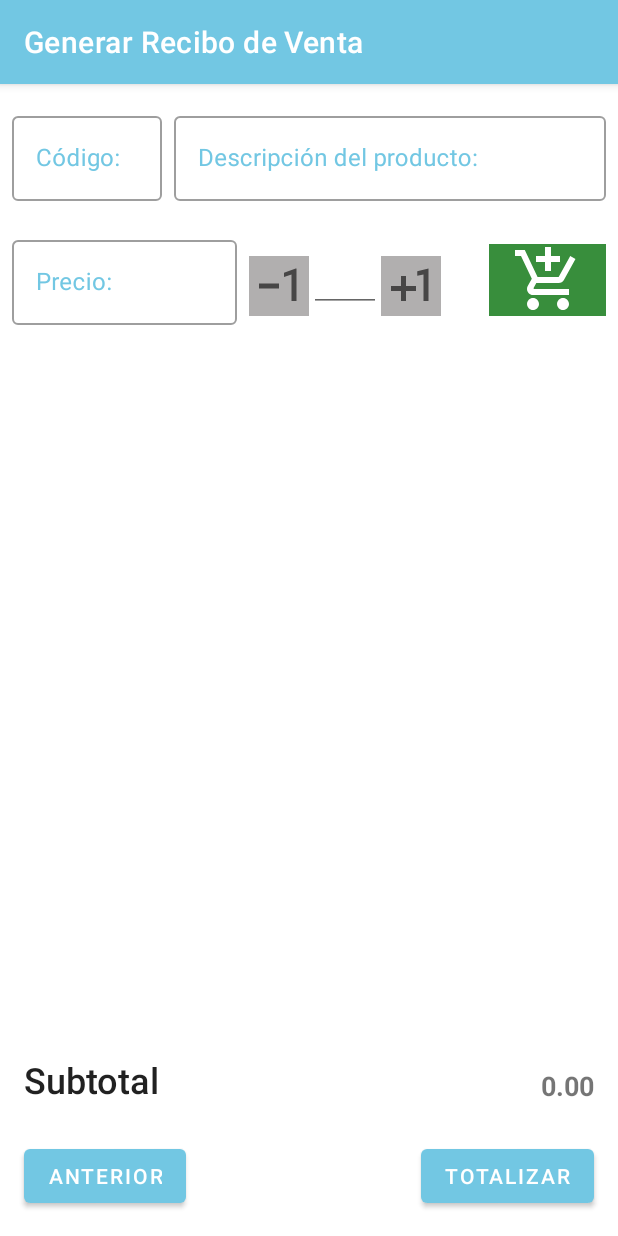
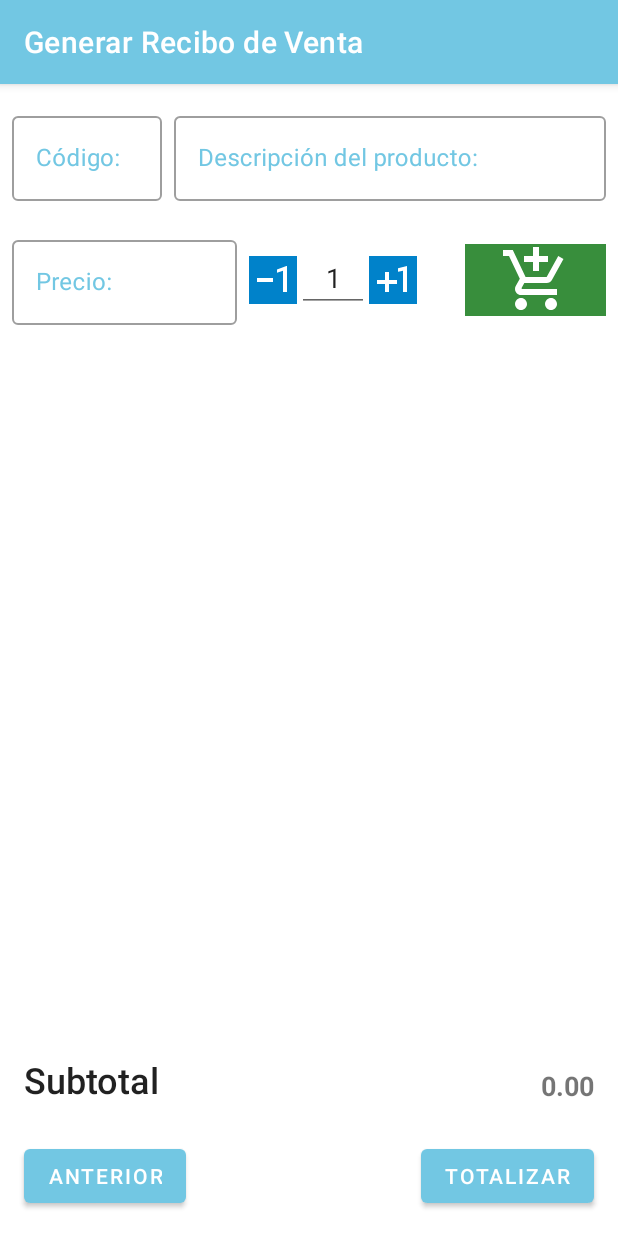
Before and after one commit to HectorSalo/AppPruebaEntrevista, an Android app: the ProductoFragment screen opened through its navigation route, on a phone screen of 412 x 824 dp. Run offline under Robolectric (Android 15) with nearby library versions, the phone set to English and light mode, and no system bars.

Commit message:
Persistencia de Datos

```diff
--- a/app/src/main/java/com/thefactoryhka/apppruebaentrevista/ui/nuevoRecibo/ClienteFragment.kt
+++ b/app/src/main/java/com/thefactoryhka/apppruebaentrevista/ui/nuevoRecibo/ClienteFragment.kt
@@ -15,6 +15,8 @@ import kotlinx.android.synthetic.main.fragment_cliente.*
  */
 class ClienteFragment : Fragment() {
 
+    var cliente = ConstructorRecibo()
+
     override fun onCreateView(
         inflater: LayoutInflater, container: ViewGroup?,
         savedInstanceState: Bundle?
@@ -26,8 +28,19 @@ class ClienteFragment : Fragment() {
     override fun onViewCreated(view: View, savedInstanceState: Bundle?) {
         super.onViewCreated(view, savedInstanceState)
 
+        println(cliente.nombre)
+        if (!cliente.nombre.isNullOrEmpty()) {
+            et_nombre.setText(cliente.nombre)
+        }
+        //if (cliente.apellido.isNullOrEmpty()) et_nombre.setText(cliente.apellido)
+        //if (cliente.cedula > 0) et_nombre.setText(cliente.cedula)
+
         view.findViewById<Button>(R.id.button_first).setOnClickListener {
             if (validarDatos()) {
+                cliente.nombre = et_nombre.text.toString()
+                println(cliente.nombre)
+                cliente.apellido = et_apellido.text.toString()
+                cliente.cedula = et_cedula.text.toString().toInt()
                 findNavController().navigate(R.id.action_FirstFragment_to_SecondFragment)
             }
         }
@@ -50,6 +63,11 @@ class ClienteFragment : Fragment() {
             outlined_cedula.error = "Debe ingresar la cédula"
             return false
         }
+        var cedula = et_cedula.text.toString().toInt()
+        if(cedula < 1) {
+            outlined_cedula.error = "La cédula no puede ser cero"
+            return false
+        }
         return true
     }
 }
--- /dev/null
+++ b/app/src/main/java/com/thefactoryhka/apppruebaentrevista/ui/nuevoRecibo/ConstructorRecibo.kt
@@ -0,0 +1,17 @@
+package com.thefactoryhka.apppruebaentrevista.ui.nuevoRecibo
+
+class ConstructorRecibo {
+
+    var nombre: String? = null
+    var apellido: String? = null
+    var cedula: Int = 0
+
+    var emisor: String = ""
+    var rif: String = ""
+
+    var descripcion: String = ""
+    var codigo: Int = 0
+    var precio: Double = 0.0
+    var cantidad: Int = 0
+
+}
--- a/app/src/main/java/com/thefactoryhka/apppruebaentrevista/ui/nuevoRecibo/EmisorFragment.kt
+++ b/app/src/main/java/com/thefactoryhka/apppruebaentrevista/ui/nuevoRecibo/EmisorFragment.kt
@@ -57,6 +57,11 @@ class EmisorFragment : Fragment() {
             outlined_rif.error = "Debe ingresar el RIF"
             return false
         }
+        var rif = et_rif.text.toString().toInt()
+        if (rif < 1) {
+            outlined_rif.error = "El RIF no puede ser cero"
+            return false
+        }
         return true
     }
 }
--- a/app/src/main/java/com/thefactoryhka/apppruebaentrevista/ui/nuevoRecibo/ProductoFragment.kt
+++ b/app/src/main/java/com/thefactoryhka/apppruebaentrevista/ui/nuevoRecibo/ProductoFragment.kt
@@ -6,13 +6,19 @@ import android.view.LayoutInflater
 import android.view.View
 import android.view.ViewGroup
 import android.widget.Button
+import android.widget.Toast
 import androidx.navigation.fragment.findNavController
+import androidx.recyclerview.widget.DividerItemDecoration
+import androidx.recyclerview.widget.LinearLayoutManager
+import androidx.recyclerview.widget.RecyclerView
 import com.thefactoryhka.apppruebaentrevista.R
-import kotlinx.android.synthetic.main.fragment_cliente.*
 import kotlinx.android.synthetic.main.fragment_producto.*
 
 class ProductoFragment : Fragment() {
 
+    private lateinit var viewAdapterProducto: AdapterProducto
+    private lateinit var viewManager: RecyclerView.LayoutManager
+    private lateinit var listProducto: ArrayList<ConstructorRecibo>
 
     override fun onCreateView(
         inflater: LayoutInflater, container: ViewGroup?,
@@ -25,12 +31,55 @@ class ProductoFragment : Fragment() {
     override fun onViewCreated(view: View, savedInstanceState: Bundle?) {
         super.onViewCreated(view, savedInstanceState)
 
+        listProducto = ArrayList()
+        viewManager = LinearLayoutManager(context)
+        viewAdapterProducto = AdapterProducto(listProducto, context)
+        recyclerView.apply {
+            setHasFixedSize(true)
+            layoutManager = viewManager
+            adapter = viewAdapterProducto
+            addItemDecoration(DividerItemDecoration(context, LinearLayoutManager.HORIZONTAL))
+        }
+
         view.findViewById<Button>(R.id.button_anterior).setOnClickListener {
             findNavController().navigate(R.id.action_productoFragment_to_SecondFragment)
         }
-        view.findViewById<Button>(R.id.button_siguiente).setOnClickListener {
+        view.findViewById<Button>(R.id.button_totalizar).setOnClickListener {
+
+        }
+
+        imageButton_add_cantidad.setOnClickListener {
+            var cantidad: Int = et_cantidad.text.toString().toInt()
+            var cantidadNueva = cantidad + 1
+            et_cantidad!!.setText(cantidadNueva.toString())
+        }
+
+        imageButton_restar_cantidad.setOnClickListener {
+            var cantidad: Int = et_cantidad.text.toString().toInt()
+            var cantidadNueva = cantidad - 1
+            et_cantidad!!.setText(cantidadNueva.toString())
+        }
+
+        imageButton_add_producto.setOnClickListener {
             if (validarDatos()) {
-
+                var item = ConstructorRecibo()
+                item.descripcion = et_descripcion.text.toString()
+                item.codigo = et_codigo.text.toString().toInt()
+                item.cantidad = et_cantidad.text.toString().toInt()
+                item.precio = et_precio.text.toString().toDouble()
+                var add = listProducto.add(item)
+                if (add) {
+                    viewAdapterProducto.updateList(listProducto)
+                    var subtotal = 0.0
+                    for (i in 0 until listProducto.size) {
+                        subtotal += listProducto[i].precio * listProducto[i].cantidad
+                        tv_subtotal.text = subtotal.toString()
+                    }
+                    et_cantidad!!.setText("1")
+                    et_codigo.text?.clear()
+                    et_descripcion.text?.clear()
+                    et_precio.text?.clear()
+                }
             }
         }
 
@@ -53,6 +102,21 @@ class ProductoFragment : Fragment() {
             outlined_precio.error = "Debe ingresar el precio"
             return false
         }
+        if (et_cantidad.text.isNullOrEmpty() || (et_cantidad.text.toString().toInt() < 1) || (et_cantidad.text.toString().toInt() > 100)) {
+            Toast.makeText(context, "Sólo está permitido ingresar desde 1 hasta 100 productos por Recibo", Toast.LENGTH_LONG).show()
+            return false
+        }
+        if (listProducto.isNotEmpty()) {
+            var cantidadUsada = 0
+            for (i in 0 until listProducto.size) {
+                cantidadUsada += listProducto[i].cantidad
+            }
+            var cantidadRestante = 100 - cantidadUsada
+            if (et_cantidad.text.toString().toInt() > cantidadRestante) {
+                Toast.makeText(context, "Sólo está permitido ingresar desde 1 hasta 100 productos por Recibo", Toast.LENGTH_LONG).show()
+                return false
+            }
+        }
         return true
     }
 }
--- a/app/src/main/res/drawable/ic_add_cant_40.xml
+++ b/app/src/main/res/drawable/ic_add_cant_32.xml
@@ -1,5 +1,5 @@
-<vector android:height="40dp" android:tint="?attr/colorControlNormal"
+<vector android:height="32dp" android:tint="@android:color/background_light"
     android:viewportHeight="24" android:viewportWidth="24"
-    android:width="40dp" xmlns:android="http://schemas.android.com/apk/res/android">
+    android:width="32dp" xmlns:android="http://schemas.android.com/apk/res/android">
     <path android:fillColor="@android:color/white" android:pathData="M10,8L8,8v4L4,12v2h4v4h2v-4h4v-2h-4zM14.5,6.08L14.5,7.9l2.5,-0.5L17,18h2L19,5z"/>
 </vector>
--- a/app/src/main/res/drawable/ic_restar_cant_40.xml
+++ b/app/src/main/res/drawable/ic_restar_cant_32.xml
@@ -1,5 +1,5 @@
-<vector android:height="40dp" android:tint="?attr/colorControlNormal"
+<vector android:height="32dp" android:tint="@android:color/background_light"
     android:viewportHeight="24" android:viewportWidth="24"
-    android:width="40dp" xmlns:android="http://schemas.android.com/apk/res/android">
+    android:width="32dp" xmlns:android="http://schemas.android.com/apk/res/android">
     <path android:fillColor="@android:color/white" android:pathData="M4,11v2h8v-2L4,11zM19,18h-2L17,7.38L14,8.4L14,6.7L18.7,5h0.3v13z"/>
 </vector>
--- a/app/src/main/res/layout/fragment_producto.xml
+++ b/app/src/main/res/layout/fragment_producto.xml
@@ -73,42 +73,43 @@
     </com.google.android.material.textfield.TextInputLayout>
 
     <ImageButton
-        android:id="@+id/imageButton"
+        android:id="@+id/imageButton_restar_cantidad"
         android:layout_width="wrap_content"
         android:layout_height="wrap_content"
         android:layout_marginStart="8dp"
         android:layout_marginTop="16dp"
-        android:background="#B1AFAF"
+        android:background="@color/colorPrimaryDark"
         android:contentDescription="@string/texto_vacio"
-        android:src="@drawable/ic_restar_cant_40"
+        android:src="@drawable/ic_restar_cant_32"
         app:layout_constraintStart_toEndOf="@+id/outlined_precio"
         app:layout_constraintTop_toBottomOf="@+id/outlined_descripcion" />
 
     <EditText
-        android:id="@+id/editTextNumberDecimal"
+        android:id="@+id/et_cantidad"
         android:layout_width="48dp"
         android:layout_height="wrap_content"
         android:layout_marginTop="8dp"
         android:ems="10"
-        android:hint="@string/texto_vacio"
-        android:inputType="numberDecimal"
-        app:layout_constraintStart_toEndOf="@+id/imageButton"
+        android:text="1"
+        android:inputType="number"
+        app:layout_constraintStart_toEndOf="@+id/imageButton_restar_cantidad"
         app:layout_constraintTop_toBottomOf="@+id/outlined_descripcion"
-        android:maxLength="3"/>
+        android:maxLength="3"
+        android:gravity="center"/>
 
     <ImageButton
-        android:id="@+id/imageButton2"
+        android:id="@+id/imageButton_add_cantidad"
         android:layout_width="wrap_content"
         android:layout_height="wrap_content"
         android:layout_marginTop="16dp"
-        android:background="#B1AFAF"
+        android:background="@color/colorPrimaryDark"
         android:contentDescription="@string/texto_vacio"
-        android:src="@drawable/ic_add_cant_40"
-        app:layout_constraintStart_toEndOf="@+id/editTextNumberDecimal"
+        android:src="@drawable/ic_add_cant_32"
+        app:layout_constraintStart_toEndOf="@+id/et_cantidad"
         app:layout_constraintTop_toBottomOf="@+id/outlined_descripcion" />
 
     <ImageButton
-        android:id="@+id/imageButton3"
+        android:id="@+id/imageButton_add_producto"
         android:layout_width="0dp"
         android:layout_height="wrap_content"
         android:layout_marginStart="32dp"
@@ -118,7 +119,7 @@
         android:contentDescription="@string/texto_vacio"
         android:src="@drawable/ic_add_shopping_cart_48"
         app:layout_constraintEnd_toEndOf="parent"
-        app:layout_constraintStart_toEndOf="@+id/imageButton2"
+        app:layout_constraintStart_toEndOf="@+id/imageButton_add_cantidad"
         app:layout_constraintTop_toBottomOf="@+id/outlined_descripcion" />
 
     <androidx.recyclerview.widget.RecyclerView
@@ -147,7 +148,7 @@
         app:layout_constraintStart_toStartOf="parent" />
 
     <TextView
-        android:id="@+id/textView3"
+        android:id="@+id/tv_subtotal"
         android:layout_width="wrap_content"
         android:layout_height="wrap_content"
         android:layout_marginEnd="16dp"
@@ -155,7 +156,7 @@
         android:text="@string/inicio_monto_subtotal"
         android:textSize="18sp"
         android:textStyle="bold"
-        app:layout_constraintBottom_toTopOf="@+id/button_siguiente"
+        app:layout_constraintBottom_toTopOf="@+id/button_totalizar"
         app:layout_constraintEnd_toEndOf="parent" />
 
     <Button
@@ -169,7 +170,7 @@
         app:layout_constraintStart_toStartOf="parent" />
 
     <Button
-        android:id="@+id/button_siguiente"
+        android:id="@+id/button_totalizar"
         android:layout_width="wrap_content"
         android:layout_height="wrap_content"
         android:layout_marginEnd="16dp"
--- a/app/src/main/res/navigation/nav_graph.xml
+++ b/app/src/main/res/navigation/nav_graph.xml
@@ -36,5 +36,13 @@
         <action
             android:id="@+id/action_productoFragment_to_SecondFragment"
             app:destination="@id/SecondFragment" />
+        <action
+            android:id="@+id/action_productoFragment_to_totalFragment"
+            app:destination="@id/totalFragment" />
     </fragment>
+    <fragment
+        android:id="@+id/totalFragment"
+        android:name="com.thefactoryhka.apppruebaentrevista.ui.nuevoRecibo.TotalFragment"
+        android:label="fragment_total"
+        tools:layout="@layout/fragment_total" />
 </navigation>
--- a/app/src/main/res/values/strings.xml
+++ b/app/src/main/res/values/strings.xml
@@ -26,4 +26,6 @@
     <string name="precio">Precio:</string>
     <string name="subtotal">Subtotal</string>
     <string name="inicio_monto_subtotal">0.00</string>
+
+    <string name="hello_blank_fragment">Hello blank fragment</string>
 </resources>
```
Also changed, not shown: app/src/main/java/com/thefactoryhka/apppruebaentrevista/ui/nuevoRecibo/AdapterProducto.kt (+23 -8 lines), app/src/main/java/com/thefactoryhka/apppruebaentrevista/ui/nuevoRecibo/ConstructorProducto.kt (deleted, +0 -10 lines), app/src/main/java/com/thefactoryhka/apppruebaentrevista/ui/nuevoRecibo/TotalFragment.kt (added, +24 -0 lines), app/src/main/res/layout/fragment_total.xml (added, +13 -0 lines), app/src/main/res/layout/item_producto.xml (+14 -15 lines).
